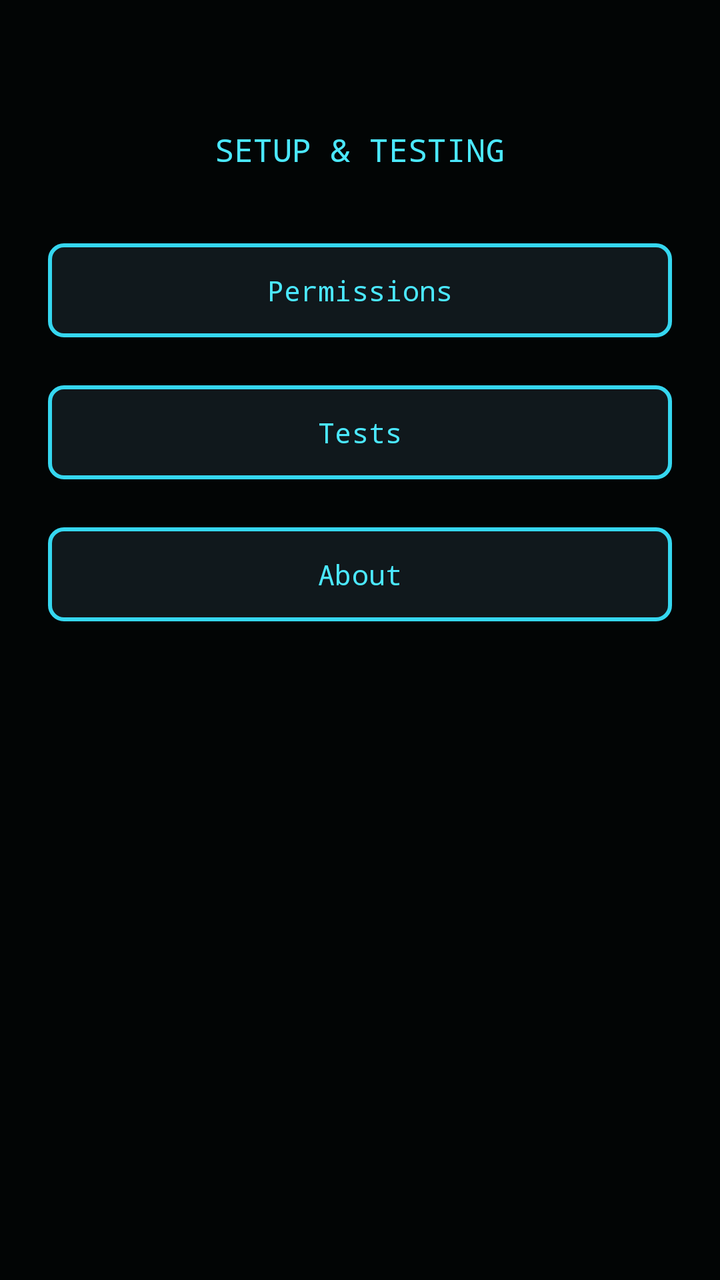
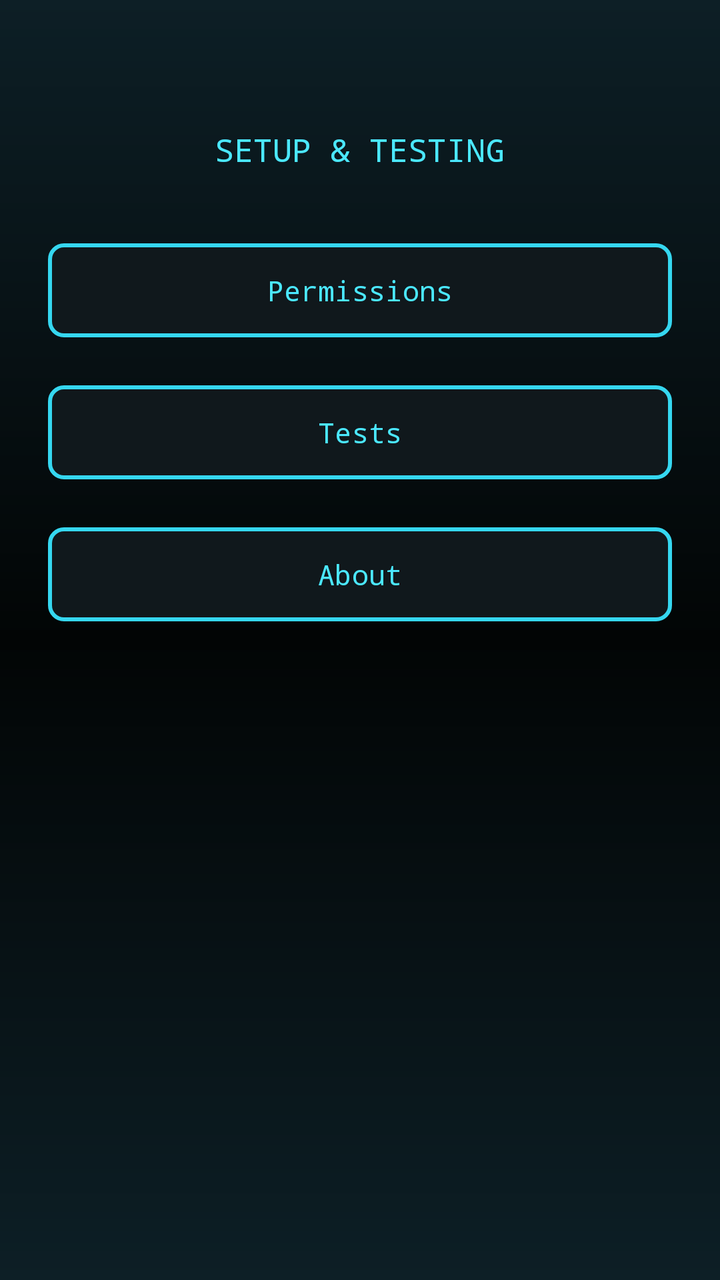

Compare the two renders of this Android layout. The source of the first and the diff that turns it into the second are given below.
<!-- AndroidManifest.xml: application theme Theme.PrescriptBeeper -->
<!-- res/layout/activity_setup.xml -->
<?xml version="1.0" encoding="utf-8"?>
<LinearLayout xmlns:android="http://schemas.android.com/apk/res/android"
    android:layout_width="match_parent"
    android:layout_height="match_parent"
    android:orientation="vertical"
    android:gravity="top|center_horizontal"
    android:fitsSystemWindows="true"
    android:padding="24dp"
    android:background="#020505">

    <TextView
        android:layout_width="wrap_content"
        android:layout_height="wrap_content"
        android:text="SETUP &amp; TESTING"
        android:textColor="#4be8ff"
        android:textSize="16sp"
        android:fontFamily="monospace"
        android:layout_marginTop="40dp"
        android:layout_marginBottom="32dp" />

    <Button
        android:id="@+id/btnOpenPermissions"
        android:layout_width="match_parent"
        android:layout_height="wrap_content"
        android:text="Permissions"
        android:layout_marginBottom="16dp" />

    <Button
        android:id="@+id/btnOpenTests"
        android:layout_width="match_parent"
        android:layout_height="wrap_content"
        android:text="Tests"
        android:layout_marginBottom="16dp" />



    <Button
        android:id="@+id/btnOpenAbout"
        android:layout_width="match_parent"
        android:layout_height="wrap_content"
        android:text="About" />

</LinearLayout>
<!-- resources referenced by this layout -->
<resources>
  <style name="Theme.PrescriptBeeper" parent="Base.Theme.PrescriptBeeper">
          <item name="materialButtonStyle">@style/Widget.PrescriptBeeper.Button</item>
      </style>
  <style name="Base.Theme.PrescriptBeeper" parent="Theme.Material3.DayNight.NoActionBar">
          
      </style>
  <style name="Widget.PrescriptBeeper.Button" parent="Widget.Material3.Button.OutlinedButton">
          <item name="backgroundTint">#10181c</item>
          <item name="strokeColor">#35d7f0</item>
          <item name="strokeWidth">2dp</item>
          <item name="cornerRadius">8dp</item>
          <item name="android:textColor">#4be8ff</item>
          <item name="android:fontFamily">monospace</item>
          <item name="android:textAllCaps">false</item>
          <item name="android:paddingTop">14dp</item>
          <item name="android:paddingBottom">14dp</item>
      </style>
</resources>

<!-- the commit's change to res/layout/activity_setup.xml (unified diff, before → after) -->
@@ -6,7 +6,7 @@
     android:gravity="top|center_horizontal"
     android:fitsSystemWindows="true"
     android:padding="24dp"
-    android:background="#020505">
+    android:background="@drawable/bg_app_wallpaper">
 
     <TextView
         android:layout_width="wrap_content"
<!-- resource entries referenced after the edit -->
@@ -1,5 +1,16 @@
 <!-- resources referenced by this layout -->
 <resources>
+  <!-- drawable bg_app_wallpaper (drawable) -->
+  <?xml version="1.0" encoding="utf-8"?>
+  <shape xmlns:android="http://schemas.android.com/apk/res/android">
+      <gradient
+          android:type="linear"
+          android:angle="90"
+          android:startColor="#0d1f26"
+          android:centerColor="#020505"
+          android:endColor="#0d1f26"
+          android:centerY="0.5" />
+  </shape>
   <style name="Theme.PrescriptBeeper" parent="Base.Theme.PrescriptBeeper">
           <item name="materialButtonStyle">@style/Widget.PrescriptBeeper.Button</item>
       </style>
